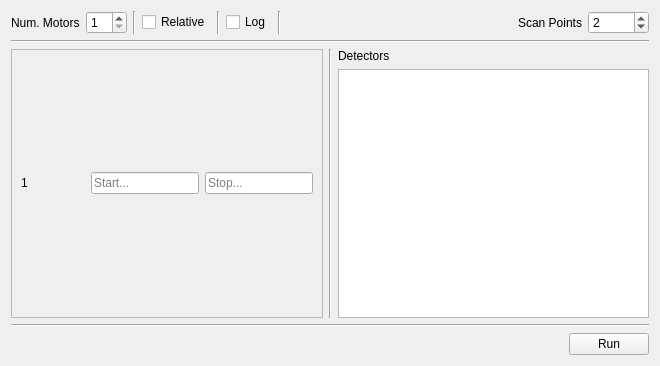
The window that src/firefly/plans/line_scan.ui (spc-group/haven) describes before a commit, drawn with Qt 5.
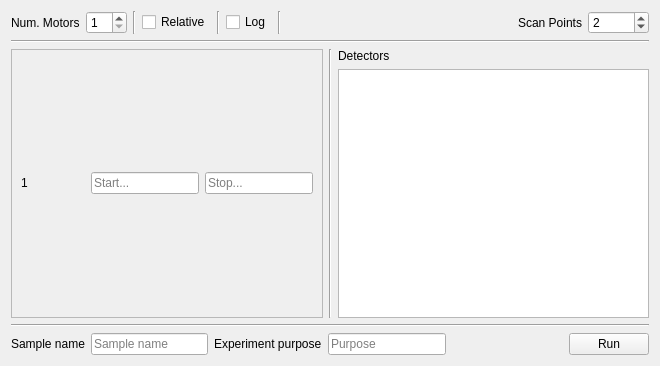
The same window after the commit. Custom widgets are drawn as their Qt base class.

Commit message: add meta data to line_scan, and fixed component selector current text

```diff
--- a/src/firefly/plans/line_scan.ui
+++ b/src/firefly/plans/line_scan.ui
@@ -144,6 +144,40 @@
      </item>
      <item row="4" column="0">
       <layout class="QHBoxLayout" name="horizontalLayout_2">
+       <item>
+        <widget class="QLabel" name="label">
+         <property name="text">
+          <string>Sample name</string>
+         </property>
+        </widget>
+       </item>
+       <item>
+        <widget class="QLineEdit" name="lineEdit_sample">
+         <property name="toolTip">
+          <string>Type this sample's name</string>
+         </property>
+         <property name="placeholderText">
+          <string>Sample name</string>
+         </property>
+        </widget>
+       </item>
+       <item>
+        <widget class="QLabel" name="label_2">
+         <property name="text">
+          <string>Experiment purpose</string>
+         </property>
+        </widget>
+       </item>
+       <item>
+        <widget class="QLineEdit" name="lineEdit_purpose">
+         <property name="toolTip">
+          <string>Type the experimental purpose note for this scan</string>
+         </property>
+         <property name="placeholderText">
+          <string>Purpose</string>
+         </property>
+        </widget>
+       </item>
        <item>
         <spacer name="buttons_spacer">
          <property name="orientation">
```
The commit also changes 2 other files.
